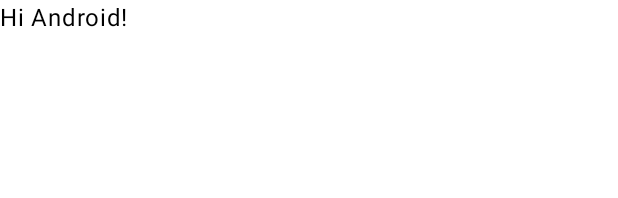
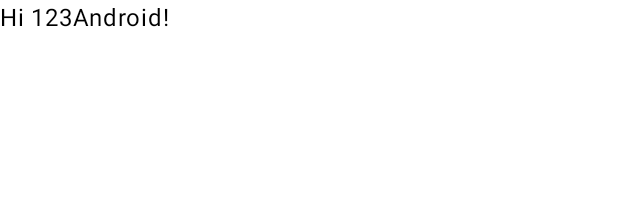
Before and after one commit to cindili1215/finalproject2, an Android app built with Jetpack Compose: the @Preview function GreetingPreview, on a phone screen of 412 x 824 dp. Shown: the top 198 px of the screen. Run offline under Robolectric (Android 15) with nearby library versions, the phone set to English and light mode, and no system bars.

Commit message:
第三次commit

```diff
--- a/app/src/main/java/tw/edu/pu/csim/cindi/finalproject2/MainActivity.kt
+++ b/app/src/main/java/tw/edu/pu/csim/cindi/finalproject2/MainActivity.kt
@@ -32,7 +32,7 @@ class MainActivity : ComponentActivity() {
 @Composable
 fun Greeting(name: String, modifier: Modifier = Modifier) {
     Text(
-        text = "Hi $name!",
+        text = "Hi 123$name!",
         modifier = modifier
     )
 }
```
